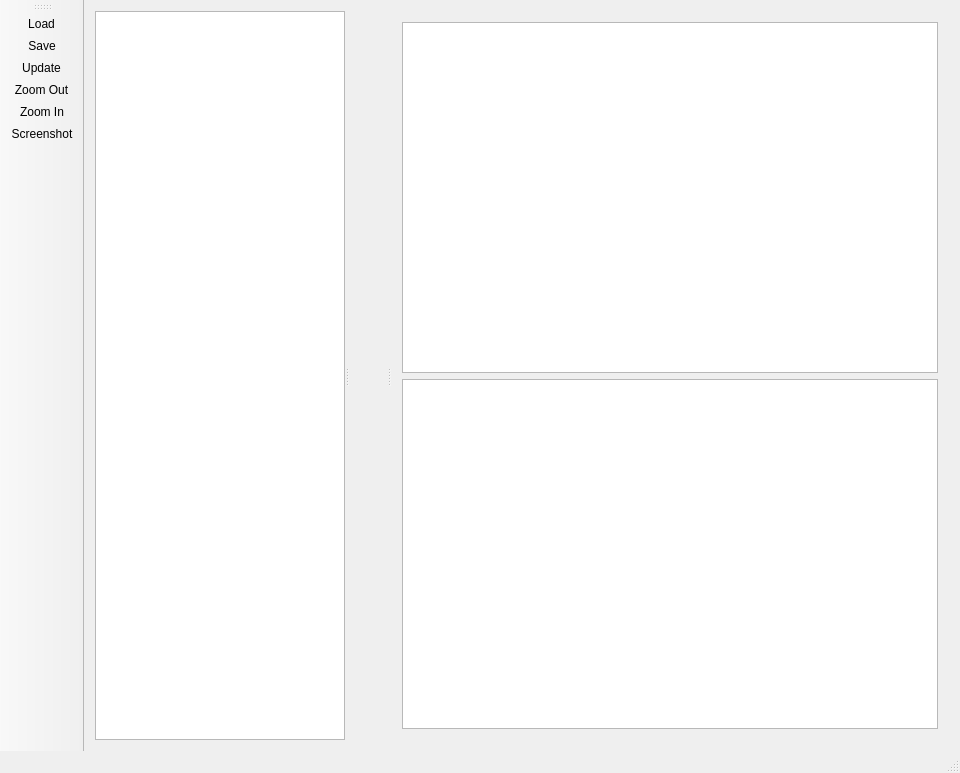
This is mainwindow.ui in gamoeba/stagehand as Qt 5 draws it before an edit. The edited form follows.
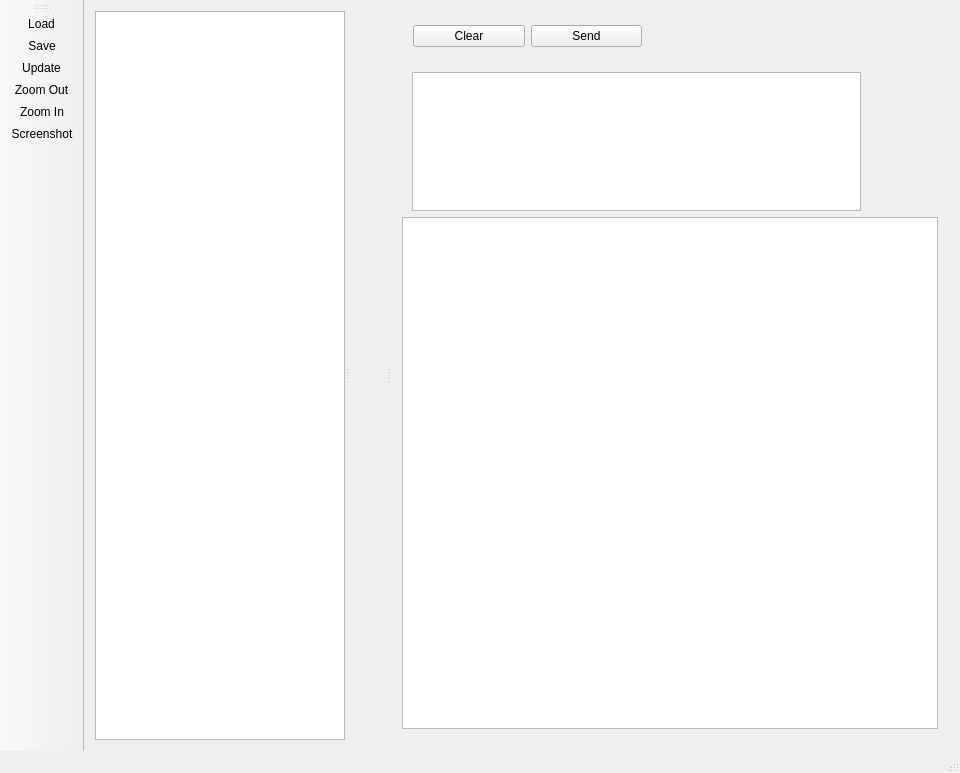
This is the edited form. Icons and pictures are not drawn.

Commit message: Added TableDelegate for editing matrices and vectors Added update panel miscellaneous tidy up

```diff
--- a/mainwindow.ui
+++ b/mainwindow.ui
@@ -60,8 +60,63 @@
       </widget>
       <widget class="QWidget" name="verticalLayoutWidget">
        <layout class="QVBoxLayout" name="verticalLayout_4">
+        <property name="topMargin">
+         <number>0</number>
+        </property>
         <item>
-         <widget class="QTableView" name="tableViewUpdate"/>
+         <widget class="QFrame" name="updatePanel">
+          <property name="minimumSize">
+           <size>
+            <width>0</width>
+            <height>200</height>
+           </size>
+          </property>
+          <widget class="QWidget" name="verticalLayoutWidget_2">
+           <property name="geometry">
+            <rect>
+             <x>-1</x>
+             <y>50</y>
+             <width>471</width>
+             <height>161</height>
+            </rect>
+           </property>
+           <layout class="QVBoxLayout" name="verticalLayout">
+            <item>
+             <widget class="QTableView" name="tableViewUpdate">
+              <property name="sizeAdjustPolicy">
+               <enum>QAbstractScrollArea::AdjustToContents</enum>
+              </property>
+             </widget>
+            </item>
+           </layout>
+          </widget>
+          <widget class="QWidget" name="horizontalLayoutWidget">
+           <property name="geometry">
+            <rect>
+             <x>0</x>
+             <y>0</y>
+             <width>251</width>
+             <height>51</height>
+            </rect>
+           </property>
+           <layout class="QHBoxLayout" name="horizontalLayout">
+            <item>
+             <widget class="QPushButton" name="clearButton">
+              <property name="text">
+               <string>Clear</string>
+              </property>
+             </widget>
+            </item>
+            <item>
+             <widget class="QPushButton" name="sendButton">
+              <property name="text">
+               <string>Send</string>
+              </property>
+             </widget>
+            </item>
+           </layout>
+          </widget>
+         </widget>
         </item>
         <item>
          <widget class="QTableView" name="tableView">
```
The commit also changes 8 other files.
